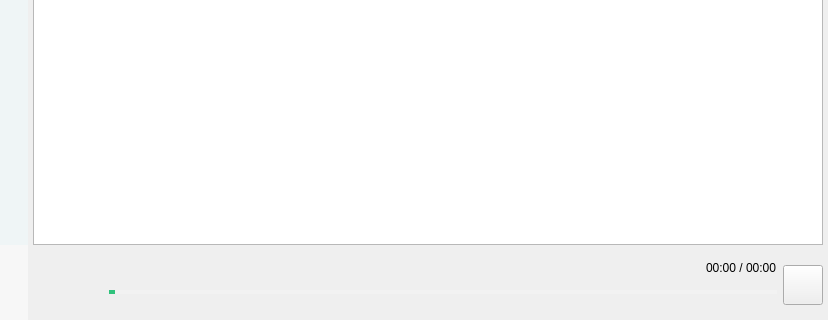
sonichy/Qt_QQMusic, file mainwindow.ui: the form before one commit; both pictures show x 172 to 1000 and y 380 to 700 of the 1000 by 700 pixel window.
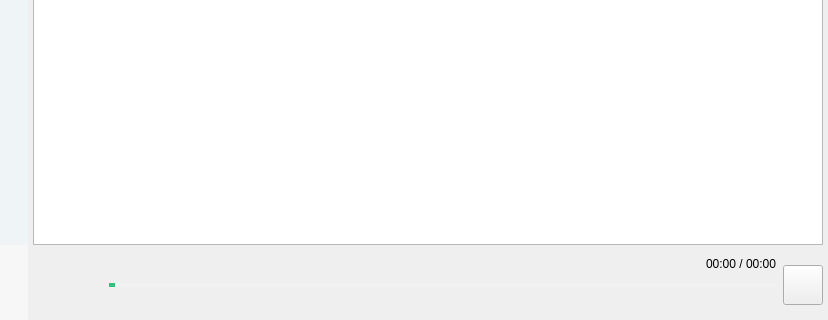
The form after the commit. Icons and pictures are not drawn.

Commit message: 修改：     QQMusic 	修改：     README.md 	修改：     mainwindow.cpp 	修改：     mainwindow.h 	修改：     mainwindow.ui 	修改：     preview.png

Patch:
```diff
--- a/mainwindow.ui
+++ b/mainwindow.ui
@@ -561,7 +561,7 @@
              <number>0</number>
             </property>
             <property name="bottomMargin">
-             <number>20</number>
+             <number>0</number>
             </property>
             <item>
              <layout class="QHBoxLayout" name="horizontalLayout_4">
@@ -607,6 +607,13 @@
               </property>
              </widget>
             </item>
+            <item>
+             <widget class="QLabel" name="label_lyric">
+              <property name="text">
+               <string/>
+              </property>
+             </widget>
+            </item>
            </layout>
           </item>
           <item>
```
The commit also changes 5 other files.
